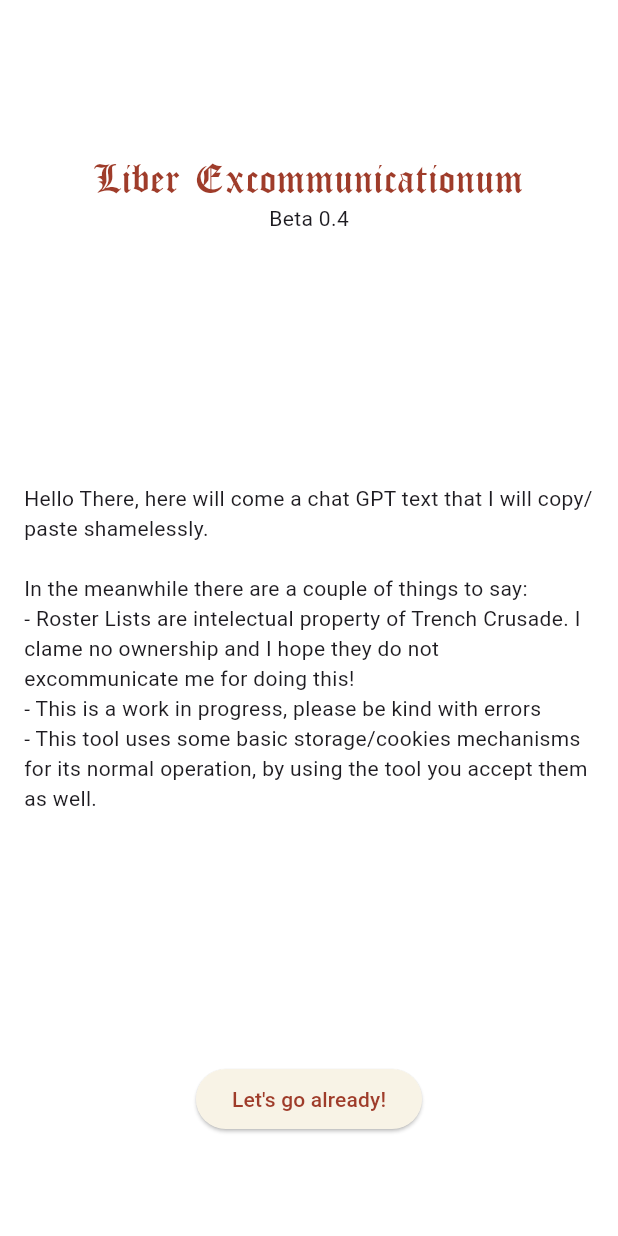
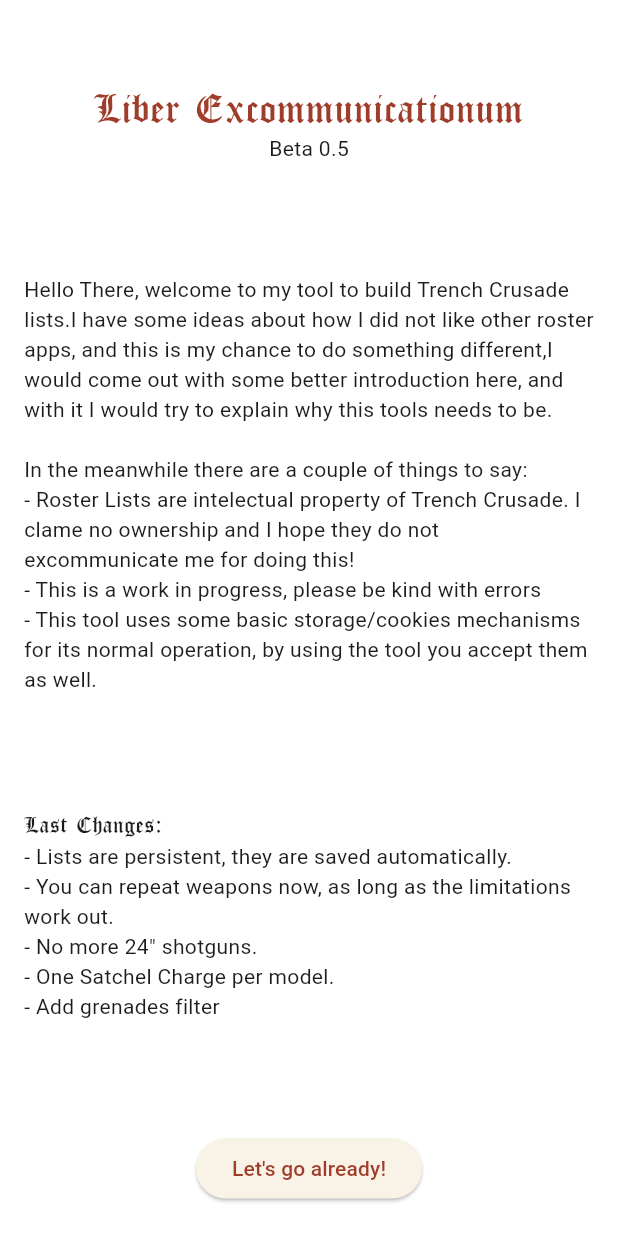
Before and after one commit to LuisAyuso/liber_excommunicationum, a Flutter app: the screen it shows after launch, on a phone screen of 412 x 824 dp. Run offline on Flutter 3.47's test engine with Material 3 defaults, Android fonts, the phone set to English and light mode, and no system bars; our stand-ins replace shared_preferences.

Commit message:
allow repetition of items
- add grenade filter to weapon choice
- One Satchel Charge per model.

```diff
--- a/assets/lists/new_antioch.json
+++ b/assets/lists/new_antioch.json
@@ -423,7 +423,10 @@
             "cost": {
                 "ducats": 15
             },
-            "limit": 3
+            "limit": 3,
+            "filter": {
+                "maxRepetitions": 1
+            }
         },
         {
             "typeName": "Knife/Dagger",
--- a/lib/main.dart
+++ b/lib/main.dart
@@ -74,11 +74,13 @@
                                 .apply(fontSizeFactor: 1.3),
                             textAlign: TextAlign.center,
                           ),
-                          const Text("Beta 0.4"),
+                          const Text("Beta 0.5"),
                         ],
                       ),
                       const Text(
-                        'Hello There, here will come a chat GPT text that I will copy/paste shamelessly.'
+                        'Hello There, welcome to my tool to build Trench Crusade lists.'
+                        'I have some ideas about how I did not like other roster apps, and this is my chance to do something different,'
+                        'I would come out with some better introduction here, and with it I would try to explain why this tools needs to be.'
                         '\n'
                         '\n'
                         'In the meanwhile there are a couple of things to say:'
@@ -88,6 +90,21 @@
                         '- This is a work in progress, please be kind with errors'
                         '\n'
                         '- This tool uses some basic storage/cookies mechanisms for its normal operation, by using the tool you accept them as well.',
+                      ),
+                      Column(
+                        mainAxisAlignment: MainAxisAlignment.start,
+                        crossAxisAlignment: CrossAxisAlignment.start,
+                        children: [
+                          Text('Last Changes:',
+                              style: Theme.of(context).textTheme.titleMedium),
+                          const Text(
+                              '- Lists are persistent, they are saved automatically.'),
+                          const Text(
+                              '- You can repeat weapons now, as long as the limitations work out.'),
+                          const Text('- No more 24" shotguns.'),
+                          const Text("- One Satchel Charge per model."),
+                          const Text("- Add grenades filter")
+                        ],
                       ),
                       ElevatedButton(
                           onPressed: () {
```
Also changed, not shown: lib/model/model.dart (+8 -0 lines), lib/model/warband.dart (+7 -10 lines), lib/warband_view.dart (+34 -8 lines), lib/model/model.g.dart, 1 other file.
